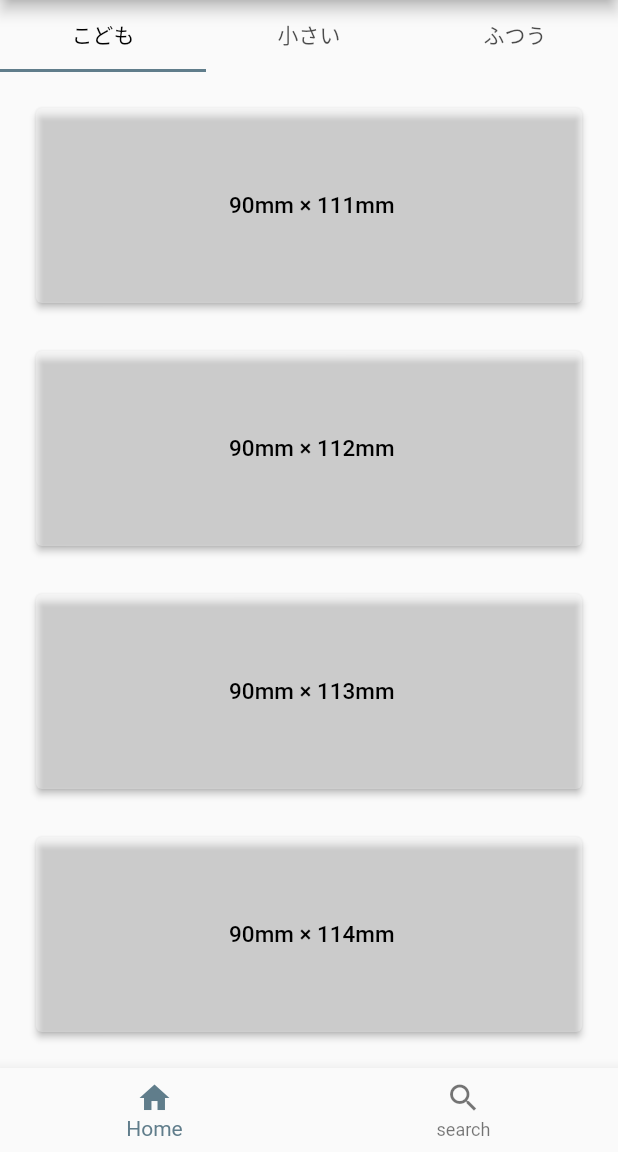
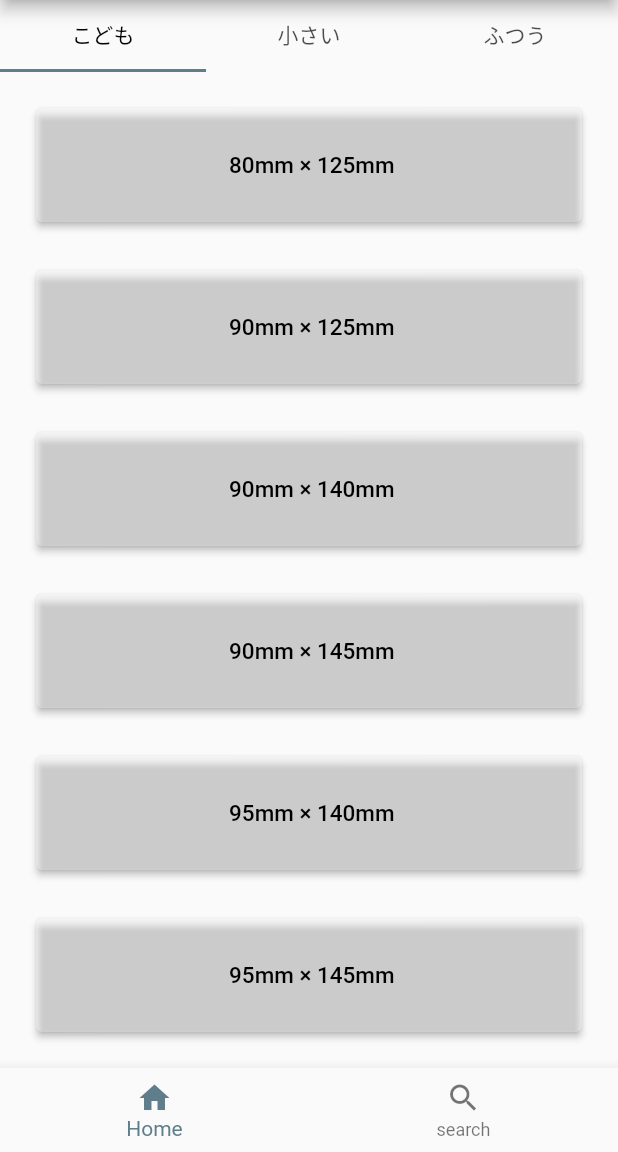
Before and after one commit to tai0116/mask2, a Flutter app: the screen it shows after launch, on a phone screen of 412 x 824 dp, the part 84-1236 px from its top. Run offline on Flutter 3.47's test engine with Material 2 defaults, Android fonts, the phone set to English and light mode, and no system bars; our stand-ins replace cloud_firestore, firebase_core; accounts and stored records are empty.

Commit message:
子ども用マスクを６サイズに変更

```diff
--- a/lib/screens/first_page.dart
+++ b/lib/screens/first_page.dart
@@ -27,10 +27,12 @@ class _FirstPageState extends State<FirstPage> {
 
   int selectedIndex = 0;
   List<Widget> widgetOptions = [
-    NavBottom(key: UniqueKey(), title: '90mm × 111mm'),
-    NavBottom(key: UniqueKey(), title: '90mm × 112mm'),
-    NavBottom(key: UniqueKey(), title: '90mm × 113mm'),
-    NavBottom(key: UniqueKey(), title: '90mm × 114mm'),
+    NavBottom(key: UniqueKey(), title: '80mm × 125mm'),
+    NavBottom(key: UniqueKey(), title: '90mm × 125mm'),
+    NavBottom(key: UniqueKey(), title: '90mm × 140mm'),
+    NavBottom(key: UniqueKey(), title: '90mm × 145mm'),
+    NavBottom(key: UniqueKey(), title: '95mm × 140mm'),
+    NavBottom(key: UniqueKey(), title: '95mm × 145mm'),
   ];
 
   @override
@@ -69,7 +71,7 @@ class _FirstPageState extends State<FirstPage> {
                   heroTag: ('larger'),
                   backgroundColor: Colors.blueGrey.shade400,
                   foregroundColor: Colors.white,
-                  onPressed: (screenIndex == 3)
+                  onPressed: (screenIndex == 5)
                       ? null
                       : () {
                           setState(() {
--- a/lib/screens/first_tab.dart
+++ b/lib/screens/first_tab.dart
@@ -9,10 +9,12 @@ class First extends StatefulWidget {
 
 class _FirstState extends State<First> {
   List<String> _texts = [
-    " 90mm × 111mm",
-    " 90mm × 112mm",
-    " 90mm × 113mm",
-    " 90mm × 114mm",
+    " 80mm × 125mm",
+    " 90mm × 125mm",
+    " 90mm × 140mm",
+    " 90mm × 145mm",
+    " 95mm × 140mm",
+    " 95mm × 145mm",
   ];
 
   List<int> _pageNumbers = [
@@ -20,6 +22,8 @@ class _FirstState extends State<First> {
     1,
     2,
     3,
+    4,
+    5,
   ];
   //　＝　は「その中に入れるよ」的な働きをしてくれている（代入してくれている）　＝は←みたいなイメージ
   //お絵描きメソッドであるbuildメソッドの中で変数（変わる値）を使う時には、＝　が必要になってくるよね
@@ -49,10 +53,10 @@ class _FirstState extends State<First> {
               crossAxisAlignment: CrossAxisAlignment.stretch,
               children: [
                 Expanded(
-                  flex: 1,
-                  child: _selectButton(
-                      _texts[1], FirstPage(_texts[1], _pageNumbers[1])),
-                )
+                    flex: 1,
+                    child: _selectButton(
+                        _texts[1], FirstPage(_texts[1], _pageNumbers[1]))),
+                //ここでやっていることはsellectButtonに(_texts[0], FirstPage(_texts[0])という引数（パラメータ）を持たせているということ？
               ],
             ),
           ),
@@ -78,6 +82,32 @@ class _FirstState extends State<First> {
                   flex: 1,
                   child: _selectButton(
                       _texts[3], FirstPage(_texts[3], _pageNumbers[3])),
+                )
+              ],
+            ),
+          ),
+          Expanded(
+            flex: 1,
+            child: Row(
+              crossAxisAlignment: CrossAxisAlignment.stretch,
+              children: [
+                Expanded(
+                  flex: 1,
+                  child: _selectButton(
+                      _texts[4], FirstPage(_texts[4], _pageNumbers[4])),
+                )
+              ],
+            ),
+          ),
+          Expanded(
+            flex: 1,
+            child: Row(
+              crossAxisAlignment: CrossAxisAlignment.stretch,
+              children: [
+                Expanded(
+                  flex: 1,
+                  child: _selectButton(
+                      _texts[5], FirstPage(_texts[5], _pageNumbers[5])),
                 )
               ],
             ),
```
Also changed, not shown: lib/screens/bottom_navigation_screen.dart (+53 -3 lines).
